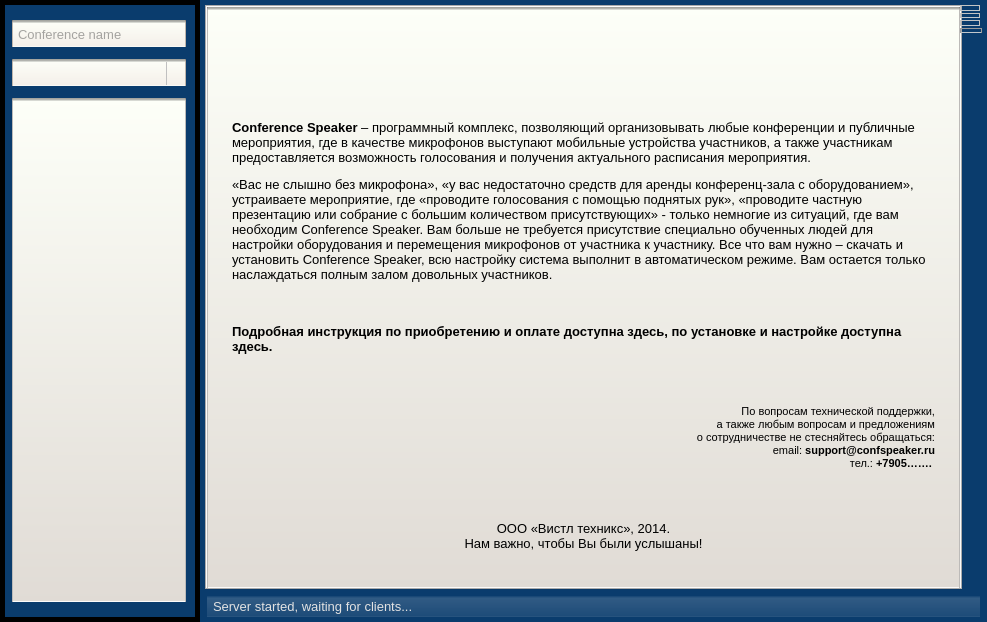
Qt form ServerGui/main_window.ui (akru/conference-speaker-server) before a commit.
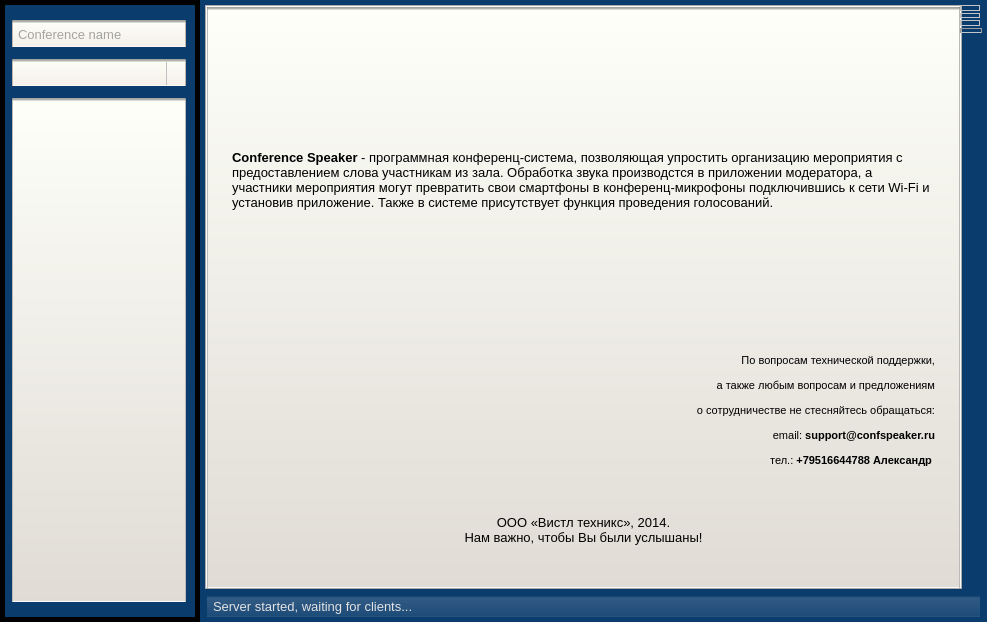
The same form after that commit. The open tabs and pages were chosen to show the change. Icons and pictures are not drawn.

Patch:
```diff
--- a/ServerGui/main_window.ui
+++ b/ServerGui/main_window.ui
@@ -1924,7 +1924,7 @@
           <item>
            <widget class="QLabel" name="label_27">
             <property name="text">
-             <string>&lt;html&gt;&lt;head/&gt;&lt;body&gt;&lt;p&gt;&lt;span style=&quot; font-weight:600;&quot;&gt;Conference Speaker&lt;/span&gt; – программный комплекс, позволяющий организовывать любые конференции и публичные мероприятия, где в качестве микрофонов выступают мобильные устройства участников, а также участникам предоставляется возможность голосования и получения актуального расписания мероприятия.&lt;/p&gt;&lt;p&gt;«Вас не слышно без микрофона», «у вас недостаточно средств для аренды конференц-зала с оборудованием», устраиваете мероприятие, где «проводите голосования с помощью поднятых рук», «проводите частную презентацию или собрание с большим количеством присутствующих» - только немногие из ситуаций, где вам необходим Conference Speaker. Вам больше не требуется присутствие специально обученных людей для настройки оборудования и перемещения микрофонов от участника к участнику. Все что вам нужно – скачать и установить Conference Speaker, всю настройку система выполнит в автоматическом режиме. Вам остается только наслаждаться полным залом довольных участников. &lt;/p&gt;&lt;/body&gt;&lt;/html&gt;</string>
+             <string>&lt;html&gt;&lt;head/&gt;&lt;body&gt;&lt;p&gt;&lt;span style=&quot; font-weight:600;&quot;&gt;Conference Speaker &lt;/span&gt;- программная конференц-система, позволяющая упростить организацию мероприятия с предоставлением слова участникам из зала. Обработка звука производстся в приложении модератора, а участники мероприятия могут превратить свои смартфоны в конференц-микрофоны подключившись к сети Wi-Fi и установив приложение. Также в системе присутствует функция проведения голосований.&lt;/p&gt;&lt;/body&gt;&lt;/html&gt;</string>
             </property>
             <property name="wordWrap">
              <bool>true</bool>
@@ -1934,7 +1934,7 @@
           <item>
            <widget class="QLabel" name="label_28">
             <property name="text">
-             <string>&lt;b&gt;Подробная инструкция по приобретению и оплате доступна здесь, по установке  и настройке доступна здесь.&lt;b&gt;</string>
+             <string>&lt;html&gt;&lt;head/&gt;&lt;body&gt;&lt;p&gt;&lt;br/&gt;&lt;/p&gt;&lt;/body&gt;&lt;/html&gt;</string>
             </property>
             <property name="wordWrap">
              <bool>true</bool>
@@ -1944,7 +1944,15 @@
           <item>
            <widget class="QLabel" name="label_29">
             <property name="text">
-             <string>&lt;html&gt;&lt;head/&gt;&lt;body&gt;&lt;style&gt;p {margin:0}&lt;/style&gt;&lt;p align=&quot;right&quot;&gt;&lt;span style=&quot; font-size:8pt;&quot;&gt;По вопросам технической поддержки,&lt;/span&gt;&lt;/p&gt;&lt;p align=&quot;right&quot;&gt;&lt;span style=&quot; font-size:8pt;&quot;&gt;а также любым вопросам и предложениям&lt;/span&gt;&lt;/p&gt;&lt;p align=&quot;right&quot;&gt;&lt;span style=&quot; font-size:8pt;&quot;&gt;о сотрудничестве не стесняйтесь обращаться:&lt;/span&gt;&lt;/p&gt;&lt;p align=&quot;right&quot;&gt;&lt;span style=&quot; font-size:8pt;&quot;&gt;email: &lt;/span&gt;&lt;span style=&quot; font-size:8pt; font-weight:600;&quot;&gt;support@confspeaker.ru&lt;/span&gt;&lt;/p&gt;&lt;p align=&quot;right&quot;&gt;&lt;span style=&quot; font-size:8pt;&quot;&gt;тел.: &lt;/span&gt;&lt;span style=&quot; font-size:8pt; font-weight:600;&quot;&gt;+7905……. &lt;/span&gt;&lt;/p&gt;&lt;/body&gt;&lt;/html&gt;</string>
+             <string>&lt;!DOCTYPE HTML PUBLIC &quot;-//W3C//DTD HTML 4.0//EN&quot; &quot;http://www.w3.org/TR/REC-html40/strict.dtd&quot;&gt;
+&lt;html&gt;&lt;head&gt;&lt;meta name=&quot;qrichtext&quot; content=&quot;1&quot; /&gt;&lt;style type=&quot;text/css&quot;&gt;
+p, li { white-space: pre-wrap; }
+&lt;/style&gt;&lt;/head&gt;&lt;body style=&quot; font-family:'Ubuntu'; font-size:10pt; font-weight:400; font-style:normal;&quot;&gt;
+&lt;p align=&quot;right&quot; style=&quot; margin-top:12px; margin-bottom:12px; margin-left:0px; margin-right:0px; -qt-block-indent:0; text-indent:0px;&quot;&gt;&lt;span style=&quot; font-size:8pt;&quot;&gt;По вопросам технической поддержки,&lt;/span&gt;&lt;/p&gt;
+&lt;p align=&quot;right&quot; style=&quot; margin-top:0px; margin-bottom:0px; margin-left:0px; margin-right:0px; -qt-block-indent:0; text-indent:0px;&quot;&gt;&lt;span style=&quot; font-size:8pt;&quot;&gt;а также любым вопросам и предложениям&lt;/span&gt;&lt;/p&gt;
+&lt;p align=&quot;right&quot; style=&quot; margin-top:12px; margin-bottom:12px; margin-left:0px; margin-right:0px; -qt-block-indent:0; text-indent:0px;&quot;&gt;&lt;span style=&quot; font-size:8pt;&quot;&gt;о сотрудничестве не стесняйтесь обращаться:&lt;/span&gt;&lt;/p&gt;
+&lt;p align=&quot;right&quot; style=&quot; margin-top:12px; margin-bottom:12px; margin-left:0px; margin-right:0px; -qt-block-indent:0; text-indent:0px;&quot;&gt;&lt;span style=&quot; font-size:8pt;&quot;&gt;email: &lt;/span&gt;&lt;span style=&quot; font-size:8pt; font-weight:600;&quot;&gt;support@confspeaker.ru&lt;/span&gt;&lt;/p&gt;
+&lt;p align=&quot;right&quot; style=&quot; margin-top:12px; margin-bottom:12px; margin-left:0px; margin-right:0px; -qt-block-indent:0; text-indent:0px;&quot;&gt;&lt;span style=&quot; font-size:8pt;&quot;&gt;тел.: &lt;/span&gt;&lt;span style=&quot; font-size:8pt; font-weight:600;&quot;&gt;+79516644788 Александр &lt;/span&gt;&lt;/p&gt;&lt;/body&gt;&lt;/html&gt;</string>
             </property>
             <property name="textFormat">
              <enum>Qt::AutoText</enum>
```
Left out of the diff: 346 changed lines with no effect on the pictures.
